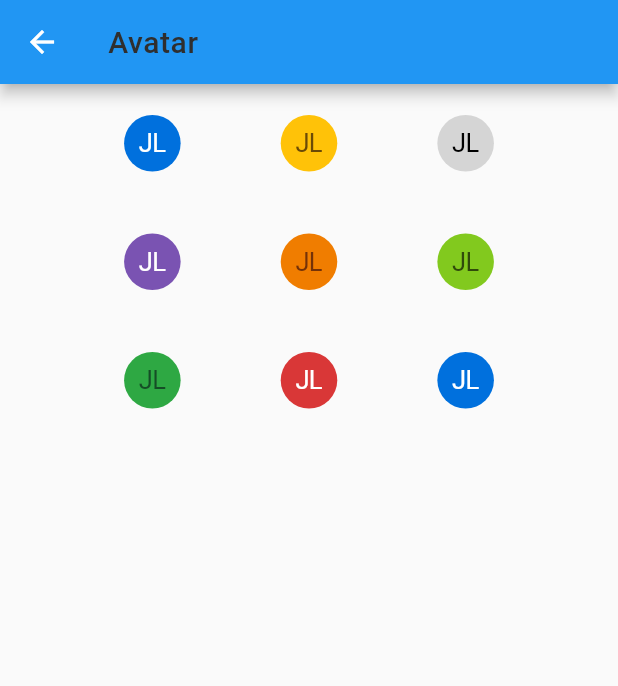
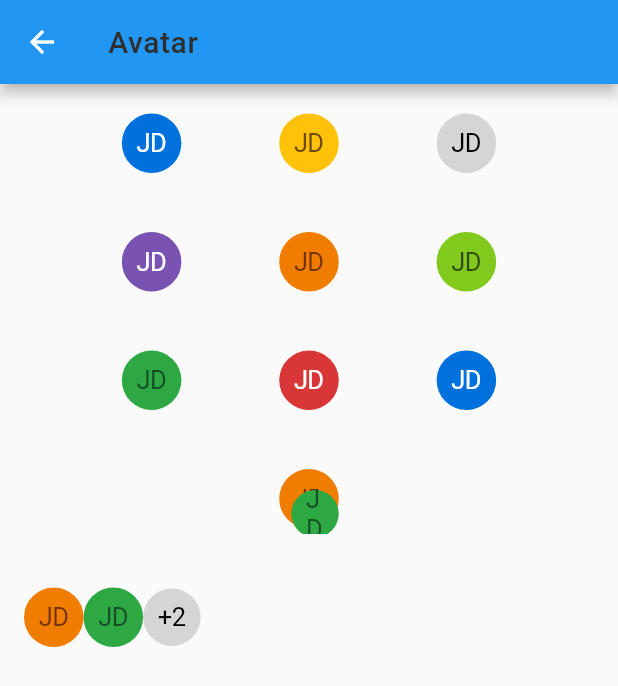
Before and after one commit to innovaccer/mobile-design-system, a Flutter app: the MDSAvatarScreen screen opened by its route, on a phone screen of 412 x 824 dp. Shown: the top 686 px of the screen. Run offline on Flutter 3.47's test engine with Material 2 defaults, Android fonts, the phone set to English and light mode, and no system bars; drawn by our look-alikes of flutter_styled_toast; our stand-ins replace fluro, get_it, shared_preferences, sms_autofill; accounts and stored records are empty.

Commit message:
avatar list added

```diff
--- a/example/lib/screens/avatar/mds_avatar_screen.dart
+++ b/example/lib/screens/avatar/mds_avatar_screen.dart
@@ -20,7 +20,7 @@ class _MDSAvatarScreenState extends State<MDSAvatarScreen> with SpacingMixin, Co
     AvatarType.mirch,
     AvatarType.jal,
   ];
-  String avatarText = 'JL';
+  String avatarText = 'JD';
 
   @override
   Widget build(BuildContext context) {
@@ -41,16 +41,28 @@ class _MDSAvatarScreenState extends State<MDSAvatarScreen> with SpacingMixin, Co
               mainAxisAlignment: MainAxisAlignment.spaceEvenly,
               children: [
                 MDSAvatar(
+                  avatarList: [
+                    MdsAvatarType(
                       avatarText: avatarText,
                       avatarType: _avatarList[0],
                     ),
+                  ],
+                ),
                 MDSAvatar(
+                  avatarList: [
+                    MdsAvatarType(
                       avatarText: avatarText,
                       avatarType: _avatarList[1],
                     ),
+                  ],
+                ),
                 MDSAvatar(
+                  avatarList: [
+                    MdsAvatarType(
                       avatarText: avatarText,
                       avatarType: _avatarList[2],
+                    ),
+                  ],
                 ),
               ],
             ),
@@ -61,17 +73,27 @@ class _MDSAvatarScreenState extends State<MDSAvatarScreen> with SpacingMixin, Co
               mainAxisAlignment: MainAxisAlignment.spaceEvenly,
               children: [
                 MDSAvatar(
+                  avatarList: [
+                    MdsAvatarType(
                       avatarText: avatarText,
                       avatarType: _avatarList[3],
                     ),
+                  ],
+                ),
                 MDSAvatar(
+                  avatarList: [
+                    MdsAvatarType(
                       avatarText: avatarText,
                       avatarType: _avatarList[4],
                     ),
-                MDSAvatar(
+                  ],
+                ),
+                MDSAvatar(avatarList: [
+                  MdsAvatarType(
                     avatarText: avatarText,
                     avatarType: _avatarList[5],
                   ),
+                ]),
               ],
             ),
             SizedBox(
@@ -81,14 +103,24 @@ class _MDSAvatarScreenState extends State<MDSAvatarScreen> with SpacingMixin, Co
               mainAxisAlignment: MainAxisAlignment.spaceEvenly,
               children: [
                 MDSAvatar(
+                  avatarList: [
+                    MdsAvatarType(
                       avatarText: avatarText,
                       avatarType: _avatarList[6],
                     ),
+                  ],
+                ),
                 MDSAvatar(
+                  avatarList: [
+                    MdsAvatarType(
                       avatarText: avatarText,
                       avatarType: _avatarList[7],
                     ),
+                  ],
+                ),
                 MDSAvatar(
+                  avatarList: [
+                    MdsAvatarType(
                       avatarText: avatarText,
                       avatarType: _avatarList[8],
                     ),
@@ -96,6 +128,45 @@ class _MDSAvatarScreenState extends State<MDSAvatarScreen> with SpacingMixin, Co
                 ),
               ],
             ),
+            SizedBox(
+              height: spacing3,
+            ),
+            MDSAvatar(
+              avatarList: [
+                MdsAvatarType(
+                  avatarText: avatarText,
+                  avatarType: _avatarList[4],
+                ),
+                MdsAvatarType(
+                  avatarText: avatarText,
+                  avatarType: _avatarList[6],
+                ),
+              ],
+            ),
+            SizedBox(
+              height: spacing3,
+            ),
+            MDSAvatar(
+              avatarList: [
+                MdsAvatarType(
+                  avatarText: avatarText,
+                  avatarType: _avatarList[4],
+                ),
+                MdsAvatarType(
+                  avatarText: avatarText,
+                  avatarType: _avatarList[6],
+                ),
+                MdsAvatarType(
+                  avatarText: avatarText,
+                  avatarType: _avatarList[8],
+                ),
+              ],
+            ),
+            SizedBox(
+              height: spacing3,
+            ),
+          ],
+        ),
       ),
     );
   }
--- a/lib/src/design_system/widgets/atoms/avatar/mds_avatar.dart
+++ b/lib/src/design_system/widgets/atoms/avatar/mds_avatar.dart
@@ -2,35 +2,74 @@ import 'package:flutter/material.dart';
 import 'package:innovaccer_design_system/innovaccer_design_system.dart';
 
 class MDSAvatar extends StatelessWidget with SpacingMixin, ColorMixin {
-  final String avatarText;
-  final AvatarType avatarType;
+  final List<MdsAvatarType>? avatarList;
 
   MDSAvatar({
-    required this.avatarText,
-    this.avatarType = AvatarType.neel,
+    this.avatarList,
   });
 
   @override
   Widget build(BuildContext context) {
+    if (avatarList!.length == 1) {
+      return _avatarItem(avatarList!.single, context);
+    } else if (avatarList!.length == 2) {
+      return Stack(
+        children: [
+          _avatarItem(avatarList![0], context),
+          Positioned(
+            right: 0,
+            left: 0,
+            child: Padding(
+              padding: pl4,
+              child: _avatarItem(avatarList![1], context),
+            ),
+          ),
+        ],
+      );
+    } else if (avatarList!.length > 2) {
+      return Row(
+        children: [
+          _avatarItem(avatarList![0], context),
+          _avatarItem(avatarList![1], context),
+          _avatarItem(
+              MdsAvatarType(
+                avatarText: '+2',
+                avatarType: AvatarType.stone,
+              ),
+              context),
+        ],
+      );
+    }
+    return Container();
+  }
+
+  Widget _avatarItem(MdsAvatarType? mdsAvatarType, BuildContext context) {
     return Container(
       decoration: BoxDecoration(
-        color: _getAvatarTheme(avatarType).keys.first,
+        color: mdsAvatarType?.avatarText != null && mdsAvatarType!.avatarText!.trim().isNotEmpty
+            ? _getAvatarTheme(mdsAvatarType.avatarType).keys.first
+            : secondary,
         shape: BoxShape.circle,
       ),
       child: Padding(
         padding: p4 + p2,
-        child: MDSBody(
-          avatarText,
-          color: _getAvatarTheme(avatarType).values.first,
-        ).copyWith(
-          context,
-          fontSize: spacing2 + spacingXS,
-        ),
+        child: mdsAvatarType?.avatarText != null && mdsAvatarType!.avatarText!.trim().isNotEmpty
+            ? MDSBody(
+                mdsAvatarType.avatarText!.trim(),
+                color: _getAvatarTheme(mdsAvatarType.avatarType).values.first,
+              ).copyWith(
+                context,
+                fontSize: spacing2 + spacingXS,
+              )
+            : Icon(
+                Icons.person_outline,
+                size: spacingXL,
+              ),
       ),
     );
   }
 
-  Map<Color, Color> _getAvatarTheme(AvatarType avatarType) {
+  Map<Color, Color> _getAvatarTheme(AvatarType? avatarType) {
     Color avatarBackgroundColor = primary;
     Color avatarTextColor = ColorToken.white;
     if (avatarType == AvatarType.haldi) {
@@ -60,6 +99,16 @@ class MDSAvatar extends StatelessWidget with SpacingMixin, ColorMixin {
   }
 }
 
+class MdsAvatarType {
+  final String? avatarText;
+  final AvatarType avatarType;
+
+  MdsAvatarType({
+    this.avatarText = '',
+    this.avatarType = AvatarType.neel,
+  });
+}
+
 enum AvatarType {
   neel,
   haldi,
```
Lines whose indentation alone changed are shown as unchanged.
